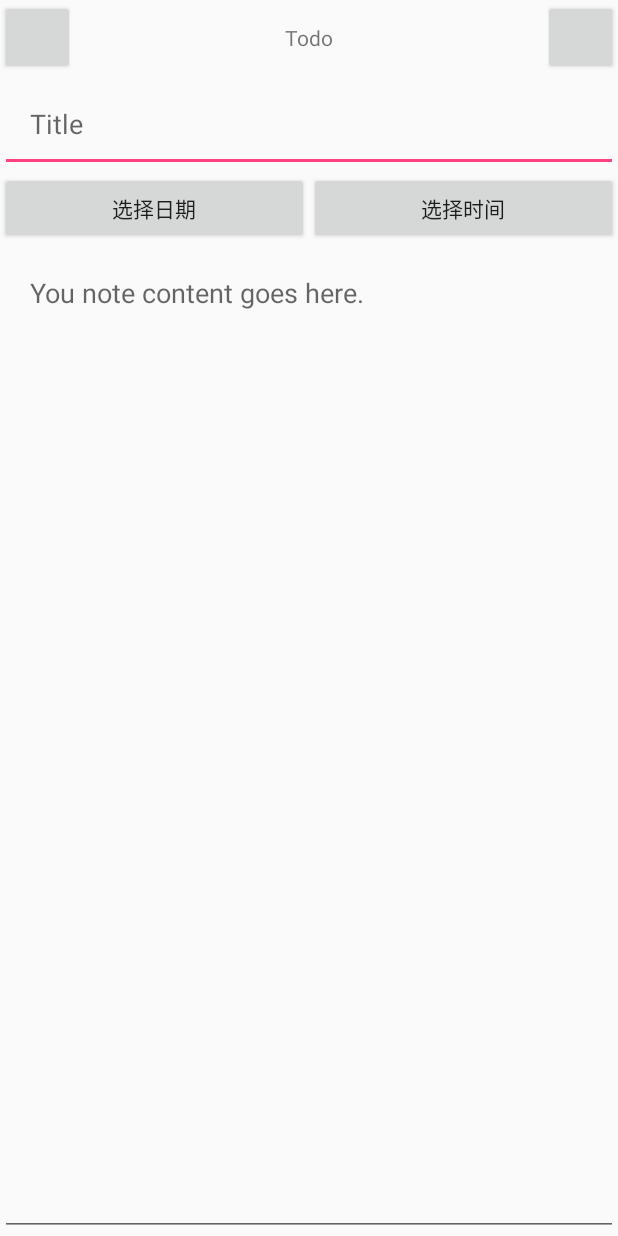
After one commit to bgdsh/android-kotlin, an Android app: the TodoActivity screen opened directly, with no data from a screen before it, on a phone screen of 412 x 824 dp. The commit adds this screen. Run offline under Robolectric (Android 15) with nearby library versions, the phone set to English and light mode, and no system bars.

Commit message:
ch03 done!

```diff
--- a/app/build.gradle
+++ b/app/build.gradle
@@ -61,6 +61,8 @@ dependencies {
     androidTestImplementation 'com.android.support.test:runner:1.0.1'
     androidTestImplementation 'com.android.support.test.espresso:espresso-core:3.0.1'
 
+
+    compile 'com.android.support:design:26.1.0'
     compile 'com.google.code.gson:gson:2.8.0'
     compile 'com.squareup.retrofit2:retrofit:2.2.0'
     compile 'com.squareup.retrofit2:converter-gson:2.0.2'
--- a/app/src/main/AndroidManifest.xml
+++ b/app/src/main/AndroidManifest.xml
@@ -18,5 +18,11 @@
                 <category android:name="android.intent.category.LAUNCHER" />
             </intent-filter>
         </activity>
+        <activity android:name=".activity.NoteActivity"
+            android:configChanges="orientation"
+            android:screenOrientation="portrait" />
+        <activity android:name=".activity.TodoActivity"
+            android:screenOrientation="portrait"
+            android:configChanges="orientation"/>
     </application>
 </manifest>
--- /dev/null
+++ b/app/src/main/java/net/goodbai/journaler/activity/BaseActivity.kt
@@ -0,0 +1,62 @@
+package net.goodbai.journaler.activity
+
+import android.os.Bundle
+import android.support.v4.app.FragmentActivity
+import android.support.v4.app.NotificationCompat
+import android.util.Log
+import kotlinx.android.synthetic.main.activity_header.*
+import net.goodbai.journaler.R
+
+abstract class BaseActivity : FragmentActivity() {
+    protected abstract val tag:String
+    protected abstract fun getLayout(): Int
+    protected abstract fun getActivityTitle():Int
+
+    override fun onCreate(savedInstanceState: Bundle?) {
+        super.onCreate(savedInstanceState)
+        setContentView(getLayout())
+        activity_title.setText(getActivityTitle())
+        Log.v(tag, "[ ON CREATE ]")
+    }
+
+    override fun onPostCreate(savedInstanceState: Bundle?) {
+        super.onPostCreate(savedInstanceState)
+        Log.v(tag, "[ ON POST CREATE ]")
+    }
+
+    override fun onRestart() {
+        super.onRestart()
+        Log.v(tag, "[ ON RESTART ]")
+    }
+
+    override fun onStart() {
+        super.onStart()
+        Log.v(tag, "[ ON START ]")
+    }
+
+    override fun onResume() {
+        super.onResume()
+        Log.v(tag, "[ ON RESUME ]")
+    }
+
+    override fun onPostResume() {
+        super.onPostResume()
+        Log.v(tag, "[ ON POST RESUME ]")
+    }
+
+    override fun onPause() {
+        super.onPause()
+        Log.v(tag, "[ ON PAUSE ]")
+    }
+
+    override fun onStop() {
+        super.onStop()
+        Log.v(tag, "[ ON STOP ]")
+    }
+
+    override fun onDestroy() {
+        super.onDestroy()
+        Log.v(tag, "[ ON DESTROY ]")
+    }
+
+}
--- /dev/null
+++ b/app/src/main/java/net/goodbai/journaler/activity/ItemActivity.kt
@@ -0,0 +1,3 @@
+package net.goodbai.journaler.activity
+
+abstract class ItemActivity : BaseActivity()
--- /dev/null
+++ b/app/src/main/java/net/goodbai/journaler/activity/TodoActivity.kt
@@ -0,0 +1,11 @@
+package net.goodbai.journaler.activity
+
+import net.goodbai.journaler.R
+
+class TodoActivity : ItemActivity() {
+    override fun getActivityTitle(): Int = R.string.activity_todo_title
+
+    override val tag: String = "Todo activity"
+    override fun getLayout(): Int = R.layout.activity_todo
+
+}
--- /dev/null
+++ b/app/src/main/java/net/goodbai/journaler/fragment/MyDialogFragment.kt
@@ -0,0 +1,5 @@
+package net.goodbai.journaler.fragment
+
+//class MyDialogFragment : DialogFragment {
+//
+//}
--- /dev/null
+++ b/app/src/main/res/layout/activity_header.xml
@@ -0,0 +1,23 @@
+<?xml version="1.0" encoding="utf-8"?>
+<RelativeLayout
+    xmlns:android="http://schemas.android.com/apk/res/android"
+    android:layout_width="match_parent"
+    android:layout_height="@dimen/header_height">
+    <Button
+        android:id="@+id/sliding_menu"
+        android:layout_width="@dimen/header_height"
+        android:layout_height="match_parent"
+        android:layout_alignParentStart="true"/>
+    <TextView
+        android:layout_centerInParent="true"
+        android:id="@+id/activity_title"
+        android:layout_width="wrap_content"
+        android:layout_height="wrap_content"/>
+    <Button
+        android:id="@+id/filter_menu"
+        android:layout_width="@dimen/header_height"
+        android:layout_height="match_parent"
+        android:layout_alignParentEnd="true"/>
+
+
+</RelativeLayout>
--- /dev/null
+++ b/app/src/main/res/layout/activity_note.xml
@@ -0,0 +1,6 @@
+<?xml version="1.0" encoding="utf-8"?>
+<LinearLayout xmlns:android="http://schemas.android.com/apk/res/android"
+    android:orientation="vertical" android:layout_width="match_parent"
+    android:layout_height="match_parent">
+
+</LinearLayout>
--- /dev/null
+++ b/app/src/main/res/layout/activity_todo.xml
@@ -0,0 +1,43 @@
+<?xml version="1.0" encoding="utf-8"?>
+<ScrollView
+    xmlns:android="http://schemas.android.com/apk/res/android"
+    android:layout_height="match_parent"
+    android:layout_width="match_parent"
+    android:fillViewport="true">
+    <LinearLayout
+        android:orientation="vertical"
+        android:layout_width="match_parent"
+        android:layout_height="match_parent">
+        <include layout="@layout/activity_header" />
+        <EditText
+            android:layout_width="match_parent"
+            android:layout_height="wrap_content"
+            android:hint="@string/title"
+            android:padding="@dimen/form_padding"/>
+        <LinearLayout
+            android:layout_width="match_parent"
+            android:layout_height="wrap_content"
+            android:orientation="horizontal"
+            android:weightSum="1">
+            <Button
+                android:id="@+id/pick_date"
+                android:text="@string/pick_a_date"
+                android:layout_width="0dp"
+                android:layout_height="wrap_content"
+                android:layout_weight="0.5"/>
+            <Button
+                android:id="@+id/pick_time"
+                android:text="@string/pick_a_time"
+                android:layout_width="0dp"
+                android:layout_height="wrap_content"
+                android:layout_weight="0.5"/>
+        </LinearLayout>
+        <EditText
+            android:id="@+id/todo_content"
+            android:layout_width="match_parent"
+            android:layout_height="match_parent"
+            android:gravity="top"
+            android:hint="@string/your_note_content_goes_here"
+            android:padding="@dimen/form_padding"/>
+    </LinearLayout>
+</ScrollView>
--- /dev/null
+++ b/app/src/main/res/values/dimens.xml
@@ -0,0 +1,6 @@
+<?xml version="1.0" encoding="utf-8"?>
+<resources>
+    <dimen name="button_margin">20dp</dimen>
+    <dimen name="header_height">50dp</dimen>
+    <dimen name="form_padding">20dp</dimen>
+</resources>
--- a/app/src/main/res/values/strings.xml
+++ b/app/src/main/res/values/strings.xml
@@ -1,3 +1,10 @@
 <resources>
     <string name="app_name">Journaler</string>
+    <string name="activity_todo_title">Todo</string>
+    <string name="activity_note_title">Note</string>
+    <string name="title">Title</string>
+    <string name="your_note_content_goes_here">You note content goes here.</string>
+    <string name="lorem_ipsum_sit_dolore">鬼知道这是什么东西</string>
+    <string name="pick_a_date">选择日期</string>
+    <string name="pick_a_time">选择时间</string>
 </resources>
```
Also changed, not shown: app/src/main/java/net/goodbai/journaler/activity/MainActivity.kt (+33 -51 lines), app/src/main/java/net/goodbai/journaler/activity/NoteActivity.kt (added, +11 -0 lines), app/src/main/java/net/goodbai/journaler/fragment/BaseFragment.kt (added, +37 -0 lines), app/src/main/java/net/goodbai/journaler/fragment/ItemsFragment.kt (added, +8 -0 lines), app/src/main/java/net/goodbai/journaler/fragment/ManualFragment.kt (added, +8 -0 lines), app/src/main/res/layout/activity_main.xml (+9 -0 lines), app/src/main/res/layout/fragment_items.xml (added, +19 -0 lines), app/src/main/res/layout/fragment_manual.xml (added, +13 -0 lines).
